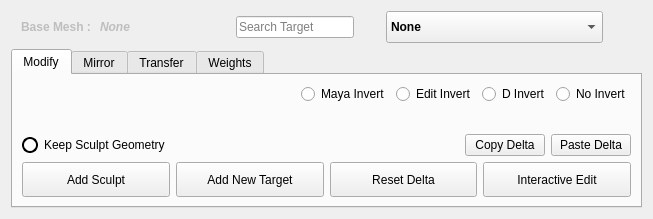
Before: the Qt Designer form z_bs/_addUI.ui in DDDonzy/d_maya, drawn with Qt 5.
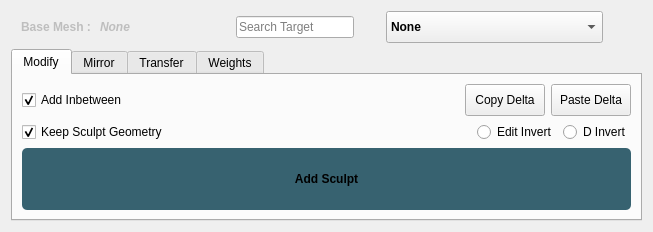
After: the same form once the commit is applied. Icons and pictures are not drawn.

Diff of the .ui file:
```diff
--- a/z_bs/_addUI.ui
+++ b/z_bs/_addUI.ui
@@ -7,7 +7,7 @@
     <x>0</x>
     <y>0</y>
     <width>653</width>
-    <height>219</height>
+    <height>232</height>
    </rect>
   </property>
   <property name="sizePolicy">
@@ -364,96 +364,15 @@
       <layout class="QVBoxLayout" name="verticalLayout_2">
        <item>
         <layout class="QVBoxLayout" name="verticalLayout">
-         <item>
-          <layout class="QHBoxLayout" name="horizontalLayout_3">
-           <item>
-            <spacer name="horizontalSpacer">
-             <property name="orientation">
-              <enum>Qt::Horizontal</enum>
-             </property>
-             <property name="sizeHint" stdset="0">
-              <size>
-               <width>40</width>
-               <height>20</height>
-              </size>
-             </property>
-            </spacer>
-           </item>
-           <item>
-            <widget class="QRadioButton" name="radioButton_3">
-             <property name="text">
-              <string>Maya Invert</string>
-             </property>
-            </widget>
-           </item>
-           <item>
-            <widget class="QRadioButton" name="radioButton_4">
-             <property name="text">
-              <string>Edit Invert</string>
-             </property>
-            </widget>
-           </item>
-           <item>
-            <widget class="QRadioButton" name="radioButton_2">
-             <property name="text">
-              <string>D Invert</string>
-             </property>
-            </widget>
-           </item>
-           <item>
-            <widget class="QRadioButton" name="radioButton">
-             <property name="text">
-              <string>No Invert</string>
-             </property>
-            </widget>
-           </item>
-          </layout>
-         </item>
-         <item>
-          <spacer name="verticalSpacer">
-           <property name="orientation">
-            <enum>Qt::Vertical</enum>
-           </property>
-           <property name="sizeType">
-            <enum>QSizePolicy::Expanding</enum>
-           </property>
-           <property name="sizeHint" stdset="0">
-            <size>
-             <width>20</width>
-             <height>40</height>
-            </size>
-           </property>
-          </spacer>
-         </item>
          <item>
           <layout class="QHBoxLayout" name="horizontalLayout_5">
            <property name="sizeConstraint">
             <enum>QLayout::SetMinimumSize</enum>
            </property>
            <item>
-            <widget class="QCheckBox" name="deleteSculptCheckBox">
-             <property name="enabled">
-              <bool>true</bool>
-             </property>
-             <property name="styleSheet">
-              <string notr="true">QCheckBox::indicator {
-    width: 12px;
-    height: 12px;
-    border-radius: 8px;
-    border: 2px solid #000000;
-    background: white;
-}
-QCheckBox::indicator:checked {
-    background: #ffffff;
-    border: 2px solid #000000;
-}
-QCheckBox::indicator:unchecked {
-    background: #000000;
-    border: 2px solid #323232;
-}</string>
-             </property>
+            <widget class="QCheckBox" name="addInbetweenCheckBox">
              <property name="text">
-              <string>Keep Sculpt Geometry</string>
+              <string>Add Inbetween</string>
              </property>
              <property name="checked">
               <bool>true</bool>
@@ -478,6 +397,12 @@
            </item>
            <item>
             <widget class="QPushButton" name="pushButton_6">
+             <property name="maximumSize">
+              <size>
+               <width>16777215</width>
+               <height>32</height>
+              </size>
+             </property>
              <property name="text">
               <string>Copy Delta</string>
              </property>
@@ -485,6 +410,12 @@
            </item>
            <item>
             <widget class="QPushButton" name="pushButton_5">
+             <property name="maximumSize">
+              <size>
+               <width>16777215</width>
+               <height>32</height>
+              </size>
+             </property>
              <property name="styleSheet">
               <string notr="true"/>
              </property>
@@ -495,6 +426,56 @@
            </item>
           </layout>
          </item>
+         <item>
+          <layout class="QHBoxLayout" name="horizontalLayout_3">
+           <item>
+            <widget class="QCheckBox" name="deleteSculptCheckBox">
+             <property name="enabled">
+              <bool>true</bool>
+             </property>
+             <property name="styleSheet">
+              <string notr="true"/>
+             </property>
+             <property name="text">
+              <string>Keep Sculpt Geometry</string>
+             </property>
+             <property name="checked">
+              <bool>true</bool>
+             </property>
+             <property name="tristate">
+              <bool>false</bool>
+             </property>
+            </widget>
+           </item>
+           <item>
+            <spacer name="horizontalSpacer">
+             <property name="orientation">
+              <enum>Qt::Horizontal</enum>
+             </property>
+             <property name="sizeHint" stdset="0">
+              <size>
+               <width>40</width>
+               <height>20</height>
+              </size>
+             </property>
+            </spacer>
+           </item>
+           <item>
+            <widget class="QRadioButton" name="radioButton_4">
+             <property name="text">
+              <string>Edit Invert</string>
+             </property>
+            </widget>
+           </item>
+           <item>
+            <widget class="QRadioButton" name="radioButton_2">
+             <property name="text">
+              <string>D Invert</string>
+             </property>
+            </widget>
+           </item>
+          </layout>
+         </item>
          <item>
           <layout class="QHBoxLayout" name="horizontalLayout_4">
            <property name="sizeConstraint">
@@ -511,7 +492,7 @@
              <property name="minimumSize">
               <size>
                <width>0</width>
-               <height>0</height>
+               <height>48</height>
               </size>
              </property>
              <property name="sizeIncrement">
@@ -520,105 +501,26 @@
                <height>0</height>
               </size>
              </property>
+             <property name="styleSheet">
+              <string notr="true">QPushButton {
+    background-color: #376270;
+    border-radius: 5px;
+
+	font-weight: bold;
+
+}
+QPushButton:hover {
+    background-color: #478893;
+}
+QPushButton:pressed {
+    background-color: #0f1a1e;
+}</string>
+             </property>
              <property name="text">
               <string>Add Sculpt</string>
              </property>
             </widget>
            </item>
-           <item>
-            <widget class="QPushButton" name="pushButton">
-             <property name="sizePolicy">
-              <sizepolicy hsizetype="Minimum" vsizetype="Preferred">
-               <horstretch>0</horstretch>
-               <verstretch>0</verstretch>
-              </sizepolicy>
-             </property>
-             <property name="minimumSize">
-              <size>
-               <width>0</width>
-               <height>0</height>
-              </size>
-             </property>
-             <property name="sizeIncrement">
-              <size>
-               <width>0</width>
-               <height>0</height>
-              </size>
-             </property>
-             <property name="text">
-              <string>Add New Target</string>
-             </property>
-            </widget>
-           </item>
-           <item>
-            <widget class="QPushButton" name="pushButton_4">
-             <property name="sizePolicy">
-              <sizepolicy hsizetype="Minimum" vsizetype="Preferred">
-               <horstretch>0</horstretch>
-               <verstretch>0</verstretch>
-              </sizepolicy>
-             </property>
-             <property name="minimumSize">
-              <size>
-               <width>0</width>
-               <height>0</height>
-              </size>
-             </property>
-             <property name="sizeIncrement">
-              <size>
-               <width>0</width>
-               <height>0</height>
-              </size>
-             </property>
-             <property name="text">
-              <string>Reset Delta</string>
-             </property>
-            </widget>
-           </item>
-           <item>
-            <widget class="QPushButton" name="pushButton_3">
-             <property name="enabled">
-              <bool>true</bool>
-             </property>
-             <property name="sizePolicy">
-              <sizepolicy hsizetype="Minimum" vsizetype="Preferred">
-               <horstretch>0</horstretch>
-               <verstretch>0</verstretch>
-              </sizepolicy>
-             </property>
-             <property name="minimumSize">
-              <size>
-               <width>0</width>
-               <height>0</height>
-              </size>
-             </property>
-             <property name="sizeIncrement">
-              <size>
-               <width>0</width>
-               <height>0</height>
-              </size>
-             </property>
-             <property name="text">
-              <string>Interactive Edit</string>
-             </property>
-            </widget>
-           </item>
-           <item>
-            <spacer name="verticalSpacer_2">
-             <property name="orientation">
-              <enum>Qt::Vertical</enum>
-             </property>
-             <property name="sizeType">
-              <enum>QSizePolicy::Maximum</enum>
-             </property>
-             <property name="sizeHint" stdset="0">
-              <size>
-               <width>0</width>
-               <height>50</height>
-              </size>
-             </property>
-            </spacer>
-           </item>
           </layout>
          </item>
         </layout>
```
Left out of the diff: 9 changed lines with no effect on the pictures.
